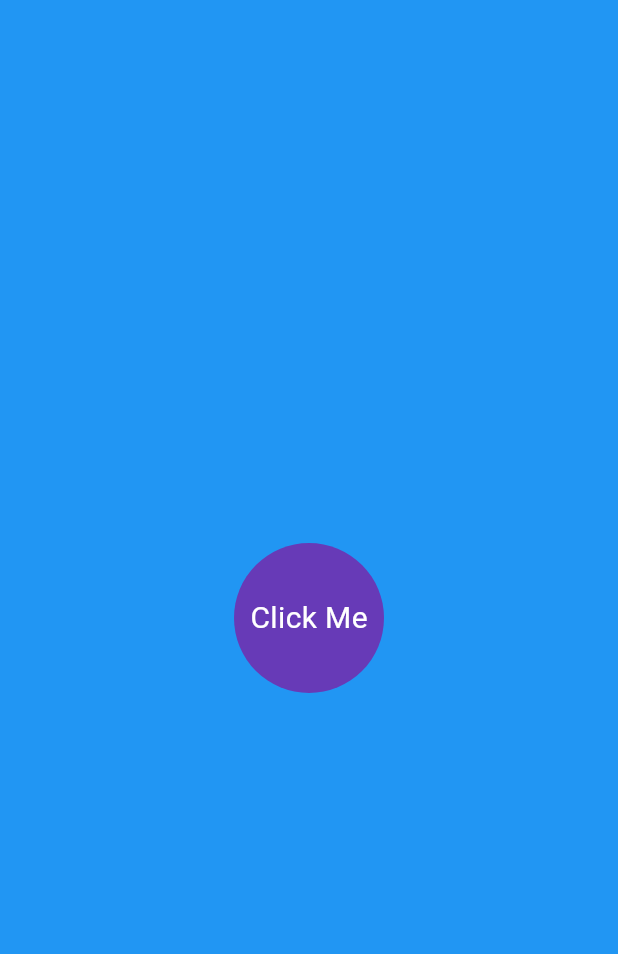
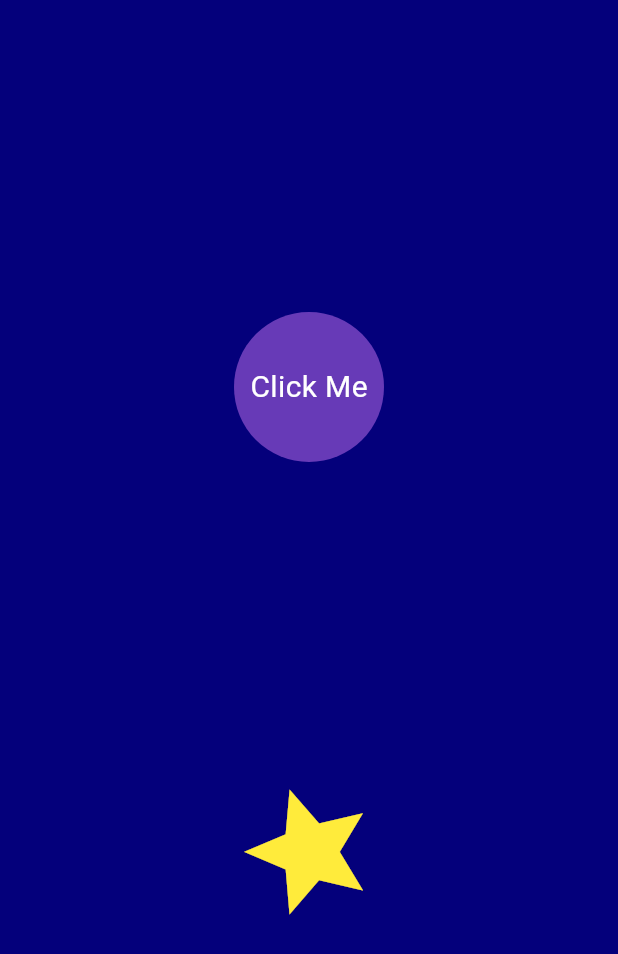
Before and after one commit to Amd-Muje/Animdo, a Flutter app: the screen it shows after launch, on a phone screen of 412 x 824 dp. Shown: the top 954 px of the screen. Run offline on Flutter 3.47's test engine with Material 3 defaults, Android fonts, the phone set to English and light mode, and no system bars.

Commit message:
animation builder

```diff
--- a/lib/pages/home_page.dart
+++ b/lib/pages/home_page.dart
@@ -1,3 +1,5 @@
+import 'dart:math';
+
 import 'package:flutter/material.dart';
 
 class HomePage extends StatefulWidget {
@@ -7,8 +9,21 @@ class HomePage extends StatefulWidget {
   }
 }
 
-class _HomePageState extends State<HomePage> {
+class _HomePageState extends State<HomePage>
+    with SingleTickerProviderStateMixin {
   double _buttonRadius = 100;
+  final Tween<double> _backgroundScale = Tween<double>(begin: 0, end: 1.0);
+  AnimationController? _starIconAnimationController;
+
+  @override
+  void initState() {
+    super.initState();
+    _starIconAnimationController = AnimationController(
+      vsync: this,
+      duration: const Duration(seconds: 4),
+    );
+    _starIconAnimationController!.repeat();
+  }
 
   @override
   Widget build(BuildContext context) {
@@ -16,14 +31,30 @@ class _HomePageState extends State<HomePage> {
       body: Container(
         child: Stack(
           clipBehavior: Clip.none,
-          children: [_pageBackground(), _circularAnimationButton()],
+          children: [
+            _pageBackground(),
+            Column(
+              mainAxisAlignment: MainAxisAlignment.spaceEvenly,
+              mainAxisSize: MainAxisSize.max,
+              crossAxisAlignment: CrossAxisAlignment.center,
+              children: [_circularAnimationButton(), _starIcon()],
+            ),
+          ],
         ),
       ),
     );
   }
 
   Widget _pageBackground() {
-    return Container(color: Colors.blue);
+    return TweenAnimationBuilder(
+      tween: _backgroundScale,
+      curve: Curves.easeInOut,
+      duration: Duration(seconds: 1),
+      builder: (_context, double _scale, _child) {
+        return Transform.scale(scale: _scale, child: _child);
+      },
+      child: Container(color: const Color.fromARGB(255, 4, 0, 123)),
+    );
   }
 
   Widget _circularAnimationButton() {
@@ -46,14 +77,24 @@ class _HomePageState extends State<HomePage> {
           child: const Center(
             child: Text(
               "Click Me",
-              style: TextStyle(
-                color: Colors.white,
-                fontSize: 20,
-              ),
+              style: TextStyle(color: Colors.white, fontSize: 20),
             ),
           ),
         ),
       ),
     );
   }
+
+  Widget _starIcon() {
+    return AnimatedBuilder(
+      animation: _starIconAnimationController!.view,
+      builder: (_buildContext, _child) {
+        return Transform.rotate(
+          angle: _starIconAnimationController!.value * 2 * pi,
+          child: _child!,
+        );
+      },
+      child: const Icon(Icons.star, size: 100, color: Colors.yellow),
+    );
+  }
 }
```
